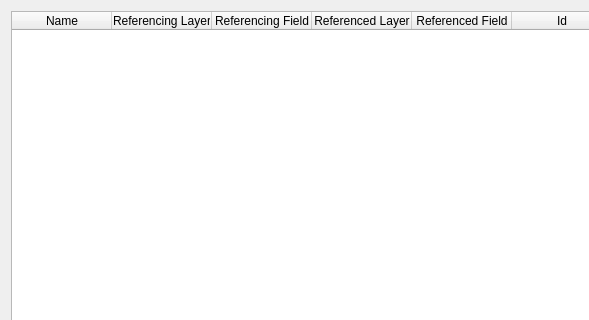
Above: src/ui/qgsrelationmanagerdialogbase.ui from qgis/QGIS before the change; both pictures show x 0 to 589 and y 0 to 320 of the 713 by 427 pixel window. Below: the same form after it.
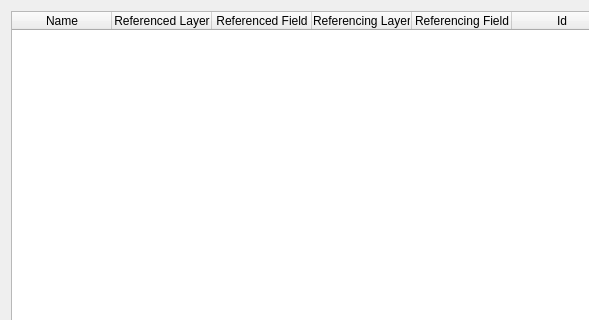
That is the form after the change. Icons and pictures are not drawn.

Commit message:
Use same relation parent/child order in list as in new relation dialog
Fixes #17939

The edit to the form file:
```diff
--- a/src/ui/qgsrelationmanagerdialogbase.ui
+++ b/src/ui/qgsrelationmanagerdialogbase.ui
@@ -33,16 +33,6 @@
        <string>Name</string>
       </property>
      </column>
-     <column>
-      <property name="text">
-       <string>Referencing Layer</string>
-      </property>
-     </column>
-     <column>
-      <property name="text">
-       <string>Referencing Field</string>
-      </property>
-     </column>
      <column>
       <property name="text">
        <string>Referenced Layer</string>
@@ -53,6 +43,22 @@
        <string>Referenced Field</string>
       </property>
      </column>
+     <column>
+      <property name="text">
+       <string>Referencing Layer</string>
+      </property>
+      <property name="toolTip">
+       <string>Referencing Layer (Child)</string>
+      </property>
+     </column>
+     <column>
+      <property name="text">
+       <string>Referencing Field</string>
+      </property>
+      <property name="toolTip">
+       <string>Referencing Field</string>
+      </property>
+     </column>
      <column>
       <property name="text">
        <string>Id</string>
```
Left out of the diff: 12 changed lines with no effect on the pictures. The commit also changes 1 other file.
